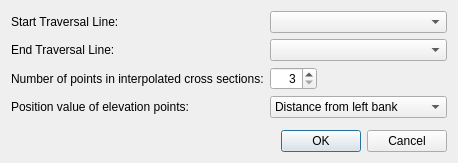
This is libs/gridcreatingcondition/riversurvey15d/gridcreatingconditionriversurvey15dregiondialog.ui in i-RIC/prepost-gui as Qt 5 draws it before an edit. The edited form follows.
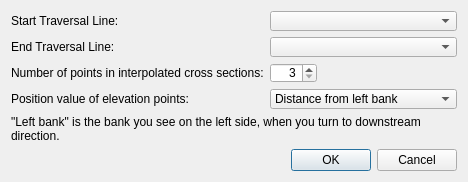
This is the edited form.

The edit to the form file:
```diff
--- a/libs/gridcreatingcondition/riversurvey15d/gridcreatingconditionriversurvey15dregiondialog.ui
+++ b/libs/gridcreatingcondition/riversurvey15d/gridcreatingconditionriversurvey15dregiondialog.ui
@@ -6,8 +6,8 @@
    <rect>
     <x>0</x>
     <y>0</y>
-    <width>458</width>
-    <height>163</height>
+    <width>468</width>
+    <height>182</height>
    </rect>
   </property>
   <property name="windowTitle">
@@ -116,6 +116,16 @@
      </item>
     </layout>
    </item>
+   <item>
+    <widget class="QLabel" name="directionLabel">
+     <property name="text">
+      <string>&quot;Left bank&quot; is the bank you see on the left side, when you turn to downstream direction.</string>
+     </property>
+     <property name="wordWrap">
+      <bool>true</bool>
+     </property>
+    </widget>
+   </item>
    <item>
     <spacer name="verticalSpacer">
      <property name="orientation">
```
